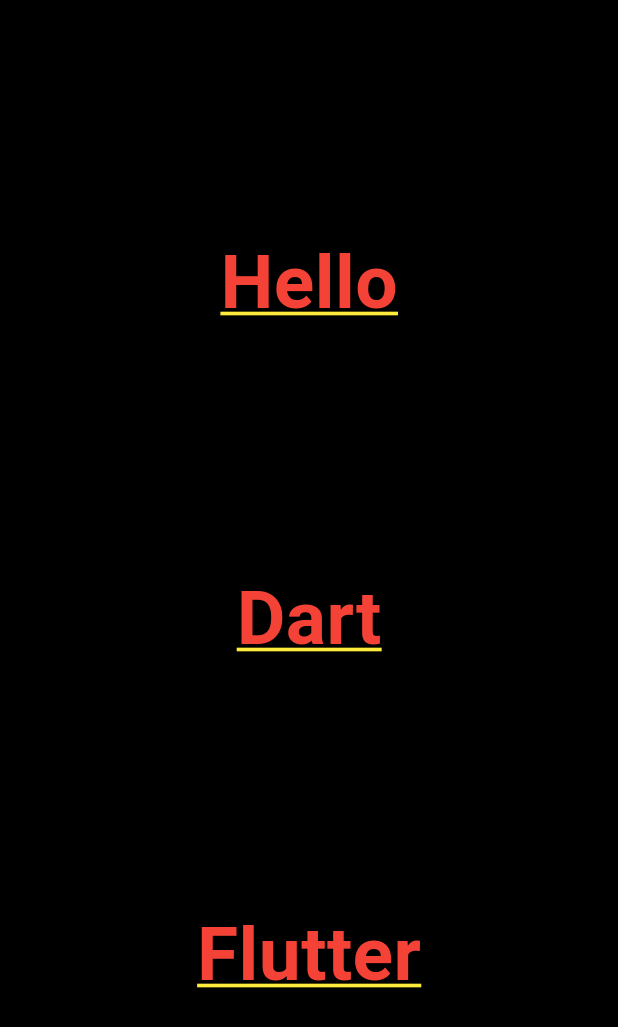
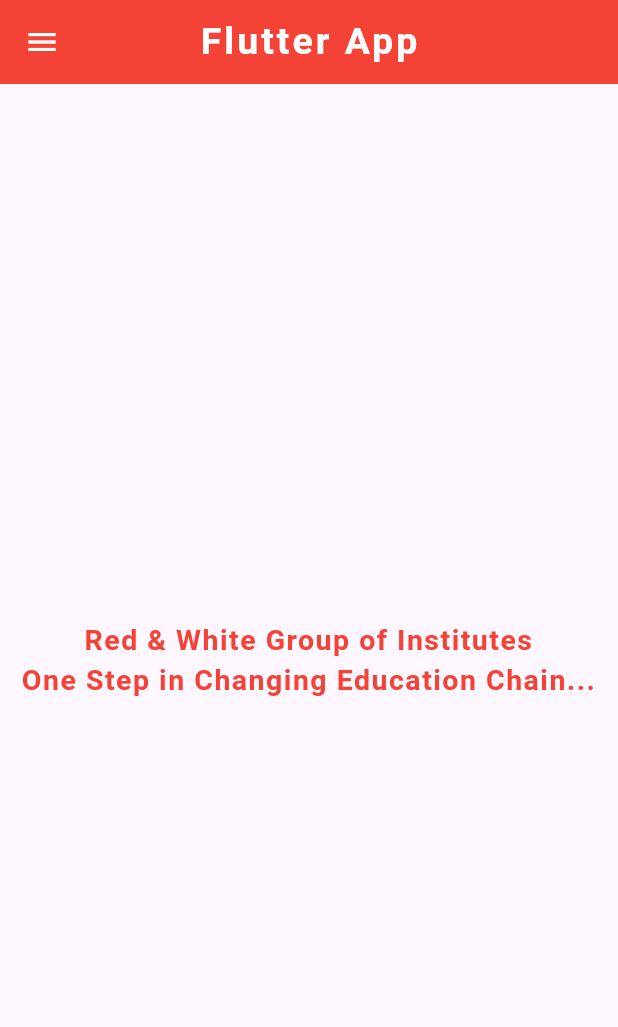
Before and after one commit to OmBharsakle/anatomy_of_flutter, a Flutter app: the screen it shows after launch, on a phone screen of 412 x 824 dp. Shown: the top 1027 px of the screen. Run offline on Flutter 3.47's test engine with Material 3 defaults, Android fonts, the phone set to English and light mode, and no system bars.

Commit message:
14-03-2024

```diff
--- a/lib/main.dart
+++ b/lib/main.dart
@@ -10,45 +10,35 @@
   // This widget is the root of your application.
   @override
   Widget build(BuildContext context) {
-    return const MaterialApp(
+    return MaterialApp(
       debugShowCheckedModeBanner: false,
       home: Scaffold(
-        backgroundColor: Colors.black,
-        body: Center(
-          child: Column(
-            children: [
-              Text(
-                'Hello',
+        appBar: AppBar(
+          backgroundColor: Colors.red,
+          leading: const Icon(
+            Icons.menu,
+            color: Colors.white,
+          ),
+          centerTitle: true,
+          title: const Text(
+            'Flutter App',
             style: TextStyle(
-                    fontSize: 50,
-                    color: Colors.red,
-                    decoration: TextDecoration.underline,
-                    decorationColor: Colors.yellow,
-                    fontWeight: FontWeight.bold
+                color: Colors.white,
+                fontSize: 25,
+                fontWeight: FontWeight.bold,
+                letterSpacing: 2),
           ),
         ),
-              Text(
-                'Dart',
+        body: const Center(
+            child: Text(
+              'Red & White Group of Institutes\nOne Step in Changing Education Chain...',
+              textAlign: TextAlign.center,
               style: TextStyle(
-                    fontSize: 50,
                   color: Colors.red,
-                    decoration: TextDecoration.underline,
-                    decorationColor: Colors.yellow,
-                    fontWeight: FontWeight.bold
+                  fontSize: 19,
+                  fontWeight: FontWeight.bold,
+                  letterSpacing: 1,
               ),
-              ),
-              Text(
-                'Flutter',
-                style: TextStyle(
-                    fontSize: 50,
-                    color: Colors.red,
-                    decoration: TextDecoration.underline,
-                    decorationColor: Colors.yellow,
-                    fontWeight: FontWeight.bold
-                ),
-              ),
-            ],
-            mainAxisAlignment: MainAxisAlignment.spaceEvenly,
             ),
         ),
       ),
```
Also changed, not shown: lib/mycode.dart (+69 -0 lines). Lines whose indentation alone changed are shown as unchanged.
